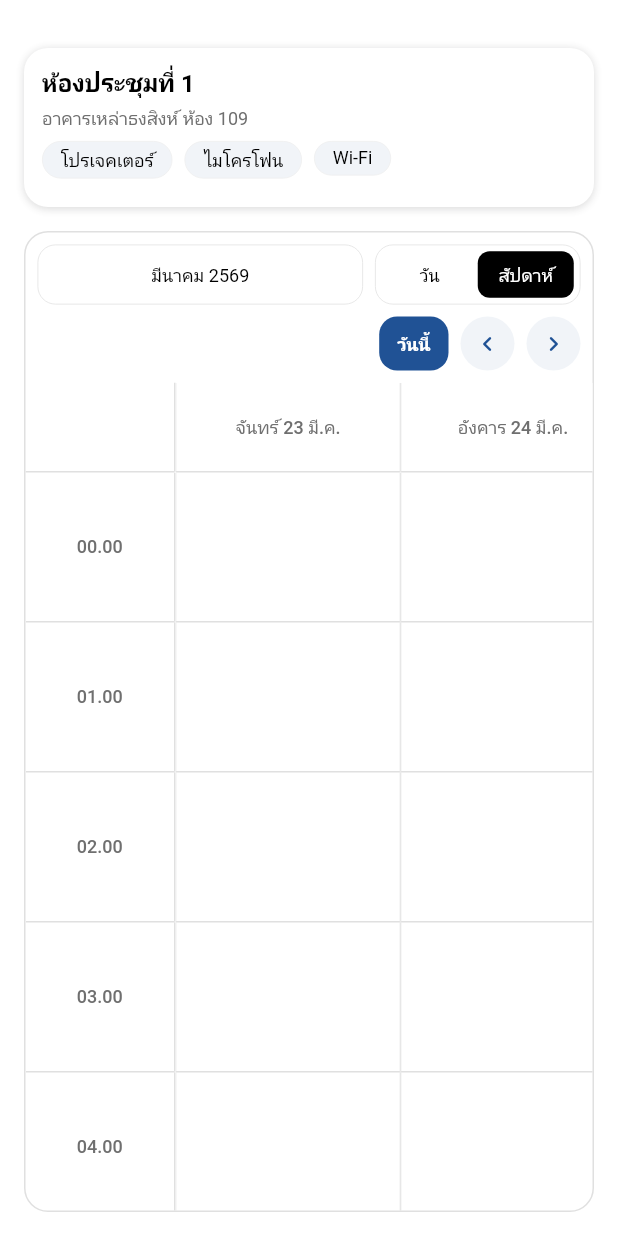
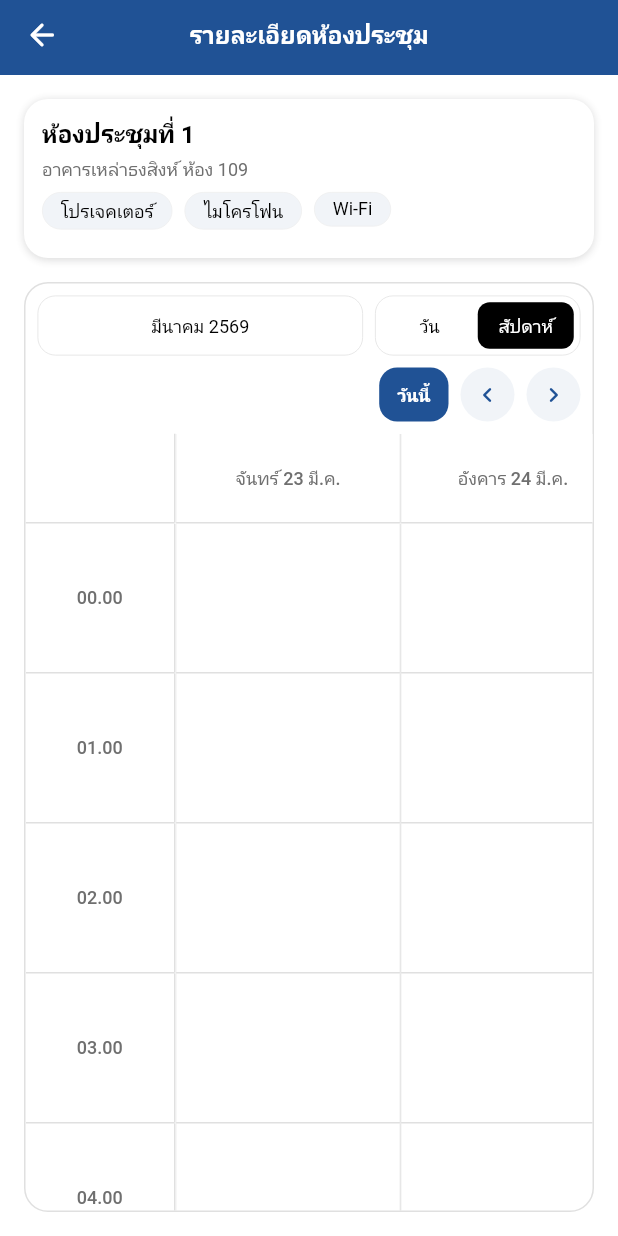
Before and after one commit to BMS-Life/meeting-schedule, a Flutter app: the screen it shows after launch, after a tap on "ดูตารางห้อง & จองห้อง", on a phone screen of 412 x 824 dp. Run offline on Flutter 3.47's test engine with Material 3 defaults, Android fonts, the phone set to English and light mode, and no system bars; our stand-ins replace animated_flip_counter, auto_size_text, dropdown_button2, equatable, file_picker, flutter_animate and 17 more; missing offline and left inert: aligned_tooltip, json_path, mime_type, motion, multiple_search_selection; network calls fail; Roboto replaces fonts that are missing (IBM Plex Sans Thai Looped).

Commit message:
UI improvements: AppBar, card layout, time slots, status text
- Add centered AppBar for mobile/tablet with back arrow
- Remove AppBar border radius
- Room card: date/status always side-by-side (no stack on mobile)
- Time slots: FittedBox + maxLines:1 to prevent 2-line text
- Status text: show only "กำลังประชุม" without meeting name
- Change "ผู้จัดประชุม" to "ผู้จอง" with smaller font size

Co-Authored-By: Claude Opus 4.6 (1M context) <noreply@anthropic.com>

```diff
--- a/lib/room_booking/booking_detail/booking_detail_widget.dart
+++ b/lib/room_booking/booking_detail/booking_detail_widget.dart
@@ -276,6 +276,18 @@ class _BookingDetailWidgetState extends State<BookingDetailWidget> {
       },
       child: Material(
         color: FlutterFlowTheme.of(context).primaryBackground,
+        child: Column(
+          children: [
+            // AppBar for mobile/tablet (when sidebar is hidden)
+            if (!responsiveVisibility(
+              context: context,
+              phone: false,
+              tablet: false,
+              tabletLandscape: false,
+            ))
+              _buildMobileAppBar(context, 'รายละเอียดห้องประชุม',
+                  onBack: () => context.safePop()),
+            Expanded(
               child: Row(
                 children: [
                   wrapWithModel(
@@ -289,10 +301,12 @@ class _BookingDetailWidgetState extends State<BookingDetailWidget> {
                       child: Column(
                         crossAxisAlignment: CrossAxisAlignment.start,
                         children: [
-                    // Breadcrumb
+                          // Breadcrumb (desktop only)
                           if (responsiveVisibility(
-                        context: context, phone: false))
+                              context: context, phone: false, tablet: false, tabletLandscape: false))
                             _buildBreadcrumb(context),
+                          if (responsiveVisibility(
+                              context: context, phone: false, tablet: false, tabletLandscape: false))
                             SizedBox(height: 16.0),
 
                           // Room Header (hero banner style)
@@ -309,6 +323,45 @@ class _BookingDetailWidgetState extends State<BookingDetailWidget> {
                   ),
                 ],
               ),
+            ),
+          ],
+        ),
+      ),
+    );
+  }
+
+  // ─── Breadcrumb ───
+  Widget _buildMobileAppBar(BuildContext context, String title, {VoidCallback? onBack}) {
+    return Container(
+      width: double.infinity,
+      padding: EdgeInsetsDirectional.fromSTEB(4.0, MediaQuery.paddingOf(context).top + 12.0, 4.0, 16.0),
+      decoration: BoxDecoration(
+        color: FlutterFlowTheme.of(context).primary,
+      ),
+      child: Stack(
+        alignment: Alignment.center,
+        children: [
+          // Centered title
+          Text(
+            title,
+            style: FlutterFlowTheme.of(context).titleSmall.override(
+                  fontFamily: FlutterFlowTheme.of(context).titleSmallFamily,
+                  color: Colors.white,
+                  letterSpacing: 0.0,
+                  fontWeight: FontWeight.w600,
+                  useGoogleFonts: !FlutterFlowTheme.of(context).titleSmallIsCustom,
+                ),
+          ),
+          // Back arrow on the left
+          if (onBack != null)
+            Positioned(
+              left: 0,
+              child: IconButton(
+                icon: Icon(Icons.arrow_back_rounded, color: Colors.white, size: 24.0),
+                onPressed: onBack,
+              ),
+            ),
+        ],
       ),
     );
   }
@@ -1546,7 +1599,7 @@ class _BookingDetailWidgetState extends State<BookingDetailWidget> {
                               mainAxisSize: MainAxisSize.min,
                               children: [
                                 Text(
-                                  'ผู้จัดประชุม',
+                                  'ผู้จอง',
                                   style: FlutterFlowTheme.of(context)
                                       .labelSmall
                                       .override(
@@ -1565,18 +1618,19 @@ class _BookingDetailWidgetState extends State<BookingDetailWidget> {
                                 Text(
                                   booking['booker'] ?? '',
                                   style: FlutterFlowTheme.of(context)
-                                      .bodySmall
+                                      .labelSmall
                                       .override(
                                         fontFamily:
                                             FlutterFlowTheme.of(context)
-                                                .bodySmallFamily,
+                                                .labelSmallFamily,
                                         color: FlutterFlowTheme.of(context)
                                             .primaryText,
+                                        fontSize: 10.0,
                                         letterSpacing: 0.0,
                                         fontWeight: FontWeight.w500,
                                         useGoogleFonts:
                                             !FlutterFlowTheme.of(context)
-                                                .bodySmallIsCustom,
+                                                .labelSmallIsCustom,
                                       ),
                                   overflow: TextOverflow.ellipsis,
                                 ),
--- a/lib/room_booking/booking_list/booking_list_widget.dart
+++ b/lib/room_booking/booking_list/booking_list_widget.dart
@@ -46,6 +46,18 @@ class _BookingListWidgetState extends State<BookingListWidget> {
       },
       child: Material(
         color: FlutterFlowTheme.of(context).primaryBackground,
+        child: Column(
+          children: [
+            // AppBar for mobile/tablet (when sidebar is hidden)
+            if (!responsiveVisibility(
+              context: context,
+              phone: false,
+              tablet: false,
+              tabletLandscape: false,
+            ))
+              _buildMobileAppBar(context, 'จองห้องประชุม',
+                  onBack: () => context.safePop()),
+            Expanded(
               child: Row(
                 crossAxisAlignment: CrossAxisAlignment.start,
                 children: [
@@ -78,6 +90,44 @@ class _BookingListWidgetState extends State<BookingListWidget> {
                   ),
                 ],
               ),
+            ),
+          ],
+        ),
+      ),
+    );
+  }
+
+  Widget _buildMobileAppBar(BuildContext context, String title, {VoidCallback? onBack}) {
+    return Container(
+      width: double.infinity,
+      padding: EdgeInsetsDirectional.fromSTEB(4.0, MediaQuery.paddingOf(context).top + 12.0, 4.0, 16.0),
+      decoration: BoxDecoration(
+        color: FlutterFlowTheme.of(context).primary,
+      ),
+      child: Stack(
+        alignment: Alignment.center,
+        children: [
+          // Centered title
+          Text(
+            title,
+            style: FlutterFlowTheme.of(context).titleSmall.override(
+                  fontFamily: FlutterFlowTheme.of(context).titleSmallFamily,
+                  color: Colors.white,
+                  letterSpacing: 0.0,
+                  fontWeight: FontWeight.w600,
+                  useGoogleFonts: !FlutterFlowTheme.of(context).titleSmallIsCustom,
+                ),
+          ),
+          // Back arrow on the left
+          if (onBack != null)
+            Positioned(
+              left: 0,
+              child: IconButton(
+                icon: Icon(Icons.arrow_back_rounded, color: Colors.white, size: 24.0),
+                onPressed: onBack,
+              ),
+            ),
+        ],
       ),
     );
   }
--- a/lib/room_booking/components/room_card/room_card_widget.dart
+++ b/lib/room_booking/components/room_card/room_card_widget.dart
@@ -166,31 +166,14 @@ class _RoomCardWidgetState extends State<RoomCardWidget> {
                       child: Column(
                         mainAxisSize: MainAxisSize.min,
                         children: [
-                          // Date + status row
-                          () {
-                            if (MediaQuery.sizeOf(context).width <
-                                kBreakpointSmall) {
-                              // Mobile: stack vertically
-                              return Column(
-                                crossAxisAlignment: CrossAxisAlignment.start,
+                          // Date + status row (always side by side)
+                          Row(
+                            mainAxisAlignment: MainAxisAlignment.spaceBetween,
                             children: [
                               _buildDateInfo(context, dateStr, timeStr),
-                                  SizedBox(height: 8.0),
-                                  _buildStatusIndicator(context),
+                              Flexible(child: _buildStatusIndicator(context)),
                             ],
-                              ) as Widget;
-                            } else {
-                              // Desktop/Tablet: side by side
-                              return Row(
-                                mainAxisAlignment:
-                                    MainAxisAlignment.spaceBetween,
-                                children: [
-                                  _buildDateInfo(context, dateStr, timeStr),
-                                  _buildStatusIndicator(context),
-                                ],
-                              ) as Widget;
-                            }
-                          }(),
+                          ),
                           SizedBox(height: 8.0),
                           // Time slots grid
                           _buildTimeGrid(context, slots),
@@ -300,7 +283,7 @@ class _RoomCardWidgetState extends State<RoomCardWidget> {
         Flexible(
           child: Text(
             widget.isMeetingInProgress
-                ? 'กำลังประชุม : ${widget.currentMeetingName ?? ''}'
+                ? 'กำลังประชุม'
                 : 'ไม่มีการประชุม',
             style: FlutterFlowTheme.of(context).bodySmall.override(
                   fontFamily: FlutterFlowTheme.of(context).bodySmallFamily,
@@ -401,7 +384,7 @@ class _RoomCardWidgetState extends State<RoomCardWidget> {
     }
 
     return Container(
-      padding: EdgeInsetsDirectional.fromSTEB(12.0, 8.0, 12.0, 8.0),
+      padding: EdgeInsetsDirectional.fromSTEB(4.0, 6.0, 4.0, 6.0),
       decoration: BoxDecoration(
         borderRadius: BorderRadius.circular(8.0),
         border: Border.all(
@@ -410,8 +393,11 @@ class _RoomCardWidgetState extends State<RoomCardWidget> {
         ),
       ),
       child: Center(
+        child: FittedBox(
+          fit: BoxFit.scaleDown,
           child: Text(
             label,
+            maxLines: 1,
             style: FlutterFlowTheme.of(context).labelSmall.override(
                   fontFamily: FlutterFlowTheme.of(context).labelSmallFamily,
                   color: textColor,
@@ -420,6 +406,7 @@ class _RoomCardWidgetState extends State<RoomCardWidget> {
                   fontWeight: FontWeight.w500,
                   useGoogleFonts:
                       !FlutterFlowTheme.of(context).labelSmallIsCustom,
+                ),
           ),
         ),
       ),
```
Also changed, not shown: flutter_01.png (added), 1 other file. Lines whose indentation alone changed are shown as unchanged.
